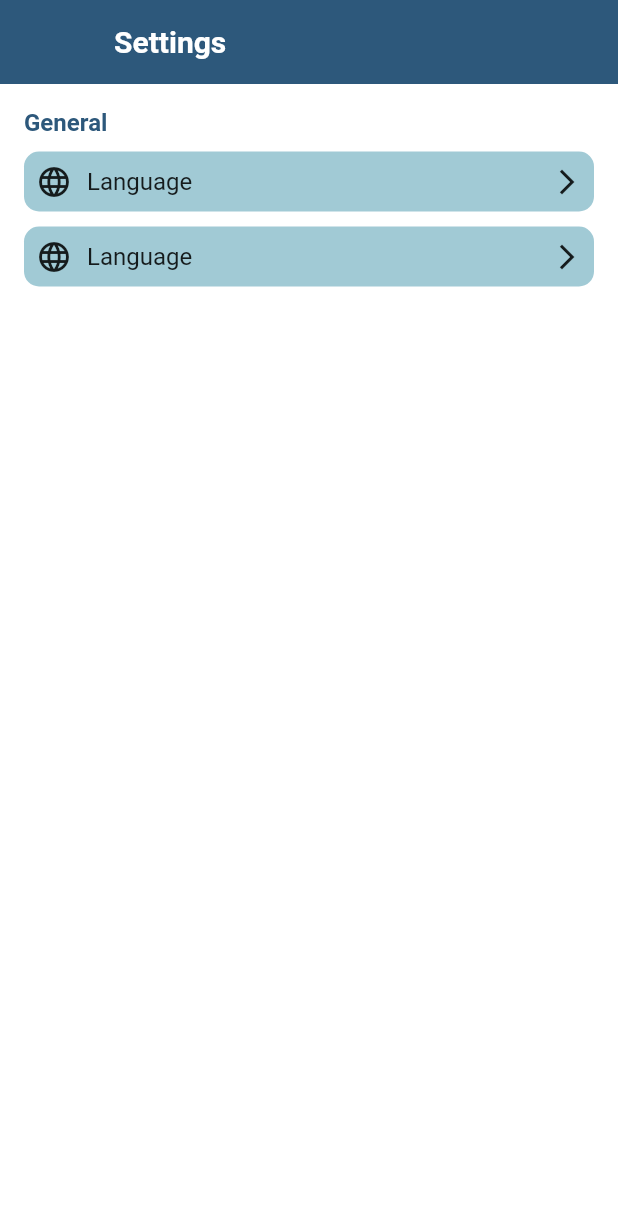
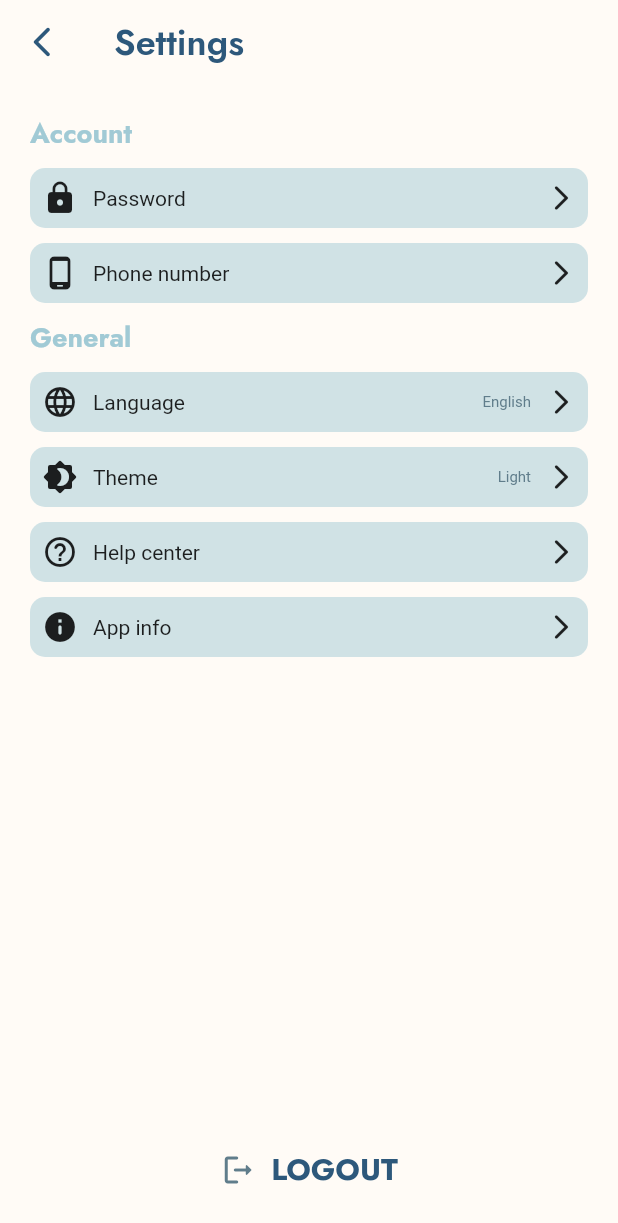
Before and after one commit to reem3liii/Graduation-Project, a Flutter app: the SettingScreen screen opened directly, on a phone screen of 412 x 824 dp. Shown: the top 1223 px of the screen. Run offline on Flutter 3.47's test engine with Material 2 defaults, Android fonts, the phone set to English and light mode, and no system bars; our stand-ins replace google_fonts, hexcolor, smooth_page_indicator.

Commit message:
complete setting screen

```diff
--- a/lib/modules/setting_screen.dart
+++ b/lib/modules/setting_screen.dart
@@ -1,5 +1,6 @@
 import 'package:flutter/material.dart';
 import 'package:flutter/services.dart';
+import 'package:saas/shared/components/components.dart';
 import 'package:saas/shared/styles/colors.dart';
 
 class SettingScreen extends StatelessWidget {
@@ -8,94 +9,64 @@ class SettingScreen extends StatelessWidget {
   Widget build(BuildContext context) {
     return Scaffold(
       appBar: AppBar(
-        title: const Text(
+        title: Text(
           'Settings',
-          style: TextStyle(
-            color: Colors.white,
-          ),
+          style: titleStyle(
+              color: defaultColor, size: 24, weight: FontWeight.w600),
         ),
-        backgroundColor: defaultColor,
+        leading: IconButton(
+          icon: defaultBackArrow(),
+          onPressed: () {},
+        ),
+        backgroundColor: defaultBeigeColor,
         systemOverlayStyle: SystemUiOverlayStyle(
-          statusBarColor: defaultColor,
-          statusBarIconBrightness: Brightness.light,
+          statusBarColor: defaultBeigeColor,
+          statusBarIconBrightness: Brightness.dark,
         ),
       ),
-      body: Padding(
-        padding: const EdgeInsets.all(16.0),
-        child: Column(
-          crossAxisAlignment: CrossAxisAlignment.start,
-          children: [
-            Text(
-              'General',
-              style: TextStyle(
-                color: defaultColor,
-                fontSize: 16,
-                fontWeight: FontWeight.bold,
-              ),
-            ),
-            const SizedBox(
-              height: 10,
-            ),
-            Container(
-              decoration: BoxDecoration(
-                borderRadius: BorderRadiusDirectional.circular(10),
-                color: defaultLightColor,
-              ),
-              child: Padding(
-                padding: const EdgeInsets.all(8.0),
+      body: Container(
+        color: defaultBeigeColor,
+        child: Padding(
+          padding: const EdgeInsets.all(20.0),
+          child: Column(
+            crossAxisAlignment: CrossAxisAlignment.start,
+            children: [
+              settingSectionName('Account'),
+              heightSpace(),
+              settingItem(const Icon(Icons.lock), 'Password'),
+              heightSpace(),
+              settingItem(
+                  const Icon(Icons.phone_android_rounded), 'Phone number'),
+              heightSpace(),
+              settingSectionName('General'),
+              heightSpace(),
+              settingItem(const Icon(Icons.language_rounded), 'Language',
+                  current: 'English'),
+              heightSpace(),
+              settingItem(const Icon(Icons.brightness_4_rounded), 'Theme',
+                  current: 'Light'),
+              heightSpace(),
+              settingItem(
+                  const Icon(Icons.help_outline_rounded), 'Help center'),
+              heightSpace(),
+              settingItem(const Icon(Icons.info_rounded), 'App info'),
+              const Spacer(),
+              TextButton(
+                onPressed: () {},
                 child: Row(
+                  mainAxisAlignment: MainAxisAlignment.center,
                   children: [
-                    const Icon(Icons.language),
-                    const SizedBox(
-                      width: 10,
-                    ),
+                    const Icon(Icons.logout_rounded),
+                    widthSpace(),
                     Text(
-                      'Language',
-                      style: TextStyle(
-                        fontSize: 16,
-                      ),
-                    ),
-                    Spacer(),
-                    Icon(
-                      Icons.arrow_forward_ios,
-                      size: 20,
+                      'LOGOUT',
+                      style: titleStyle(size: 20, color: defaultColor),
                     ),
                   ],
                 ),
               ),
-            ),
-            const SizedBox(
-              height: 10,
-            ),
-            Container(
-              decoration: BoxDecoration(
-                borderRadius: BorderRadiusDirectional.circular(10),
-                color: defaultLightColor,
-              ),
-              child: Padding(
-                padding: const EdgeInsets.all(8.0),
-                child: Row(
-                  children: [
-                    const Icon(Icons.language),
-                    const SizedBox(
-                      width: 10,
-                    ),
-                    Text(
-                      'Language',
-                      style: TextStyle(
-                        fontSize: 16,
-                      ),
-                    ),
-                    Spacer(),
-                    Icon(
-                      Icons.arrow_forward_ios,
-                      size: 20,
-                    ),
-                  ],
-                ),
-              ),
-            ),
-          ],
+            ],
+          ),
         ),
       ),
     );
--- a/lib/shared/components/components.dart
+++ b/lib/shared/components/components.dart
@@ -1,6 +1,7 @@
 import 'package:flutter/material.dart';
 import 'package:google_fonts/google_fonts.dart';
 import 'package:hexcolor/hexcolor.dart';
+import 'package:saas/shared/styles/colors.dart';
 
 void navigateTo(context, widget) => Navigator.push(
       context,
@@ -17,21 +18,27 @@ void navigateToThenRemove(context, widget) => Navigator.pushAndRemoveUntil(
       (route) => false,
     );
 
-TextStyle titleStyle() => GoogleFonts.jost(
-  textStyle: const TextStyle(
-    fontSize: 30,
-    fontWeight: FontWeight.bold,
+TextStyle titleStyle(
+        {color = Colors.black, double size = 30, weight = FontWeight.bold}) =>
+    GoogleFonts.jost(
+      textStyle: TextStyle(
+        fontSize: size,
+        fontWeight: weight,
+        color: color,
       ),
     );
 
-TextStyle bodyStyle() => GoogleFonts.abel(
-  textStyle: const TextStyle(
-    fontSize: 20,
-    fontWeight: FontWeight.bold,
+TextStyle bodyStyle(
+        {color = Colors.black, size = 20.0, weight = FontWeight.bold}) =>
+    GoogleFonts.abel(
+      textStyle: TextStyle(
+        fontSize: size,
+        fontWeight: weight,
+        color: color,
       ),
     );
 
-Widget defaultTextField ({
+Widget defaultTextField({
   required TextEditingController textEditingController,
   required TextInputType textInputType,
   required String hintText,
@@ -41,7 +48,8 @@ Widget defaultTextField ({
   suffixIcon,
   suffixPressed,
   onTapFunction,
-}) => TextFormField(
+}) =>
+    TextFormField(
       controller: textEditingController,
       keyboardType: textInputType,
       obscureText: isPassword,
@@ -50,13 +58,24 @@ Widget defaultTextField ({
       decoration: InputDecoration(
         filled: true,
         hintText: hintText,
-    prefixIcon: Icon(preIcon,),
-    suffixIcon: suffixIcon != null? IconButton(icon: Icon(suffixIcon),onPressed: suffixPressed,) : null,
+        prefixIcon: Icon(
+          preIcon,
+        ),
+        suffixIcon: suffixIcon != null
+            ? IconButton(
+                icon: Icon(suffixIcon),
+                onPressed: suffixPressed,
+              )
+            : null,
         border: const OutlineInputBorder(
-      borderRadius: BorderRadius.all(Radius.circular(15),),
+          borderRadius: BorderRadius.all(
+            Radius.circular(15),
+          ),
         ),
         enabledBorder: const OutlineInputBorder(
-      borderRadius: BorderRadius.all(Radius.circular(15),),
+          borderRadius: BorderRadius.all(
+            Radius.circular(15),
+          ),
           borderSide: BorderSide.none,
         ),
       ),
@@ -68,13 +87,14 @@ Widget defaultButton({
   Color textColor = Colors.white,
   required function,
   required String text,
-}) => Container(
+}) =>
+    Container(
       decoration: BoxDecoration(
         borderRadius: BorderRadiusDirectional.circular(30.0),
-    boxShadow:const [
+        boxShadow: const [
           BoxShadow(
             blurRadius: 5,
-        offset: Offset(1,3),
+            offset: Offset(1, 3),
             color: Colors.grey,
           ),
         ],
@@ -84,7 +104,68 @@ Widget defaultButton({
       clipBehavior: Clip.antiAliasWithSaveLayer,
       child: MaterialButton(
         onPressed: function,
-    child: Text(text, style: TextStyle(color: textColor,fontSize: 17),),
+        child: Text(
+          text,
+          style: TextStyle(color: textColor, fontSize: 17),
+        ),
         color: HexColor('064B68'),
       ),
     );
+
+Widget defaultBackArrow() => const Icon(Icons.arrow_back_ios_new_rounded);
+
+Widget defaultForwardArrow() => const Icon(
+      Icons.arrow_forward_ios_rounded,
+      size: 20,
+    );
+
+Widget settingSectionName(name) => Text(
+      name,
+      style: titleStyle(color: defaultLightColor, size: 18),
+    );
+
+Widget settingItem(icon, title, {current = ''}) => InkWell(
+      onTap: () {},
+      child: Container(
+        decoration: BoxDecoration(
+          borderRadius: BorderRadiusDirectional.circular(10),
+          color: defaultLightColor.withOpacity(0.5),
+        ),
+        child: Padding(
+          padding: const EdgeInsets.all(8.0),
+          child: Row(
+            children: [
+              icon,
+              widthSpace(),
+              Text(
+                title,
+                style: const TextStyle(
+                  fontSize: 14,
+
+                  fontWeight: FontWeight.w400,
+
+                  //color: Colors.blueGrey,
+                ),
+              ),
+              const Spacer(),
+              Text(
+                current,
+                style: const TextStyle(
+                  fontSize: 10,
+                  color: Colors.blueGrey,
+                ),
+              ),
+              widthSpace(),
+              defaultForwardArrow(),
+            ],
+          ),
+        ),
+      ),
+    );
+
+Widget heightSpace() => const SizedBox(
+      height: 10,
+    );
+Widget widthSpace() => const SizedBox(
+      width: 10,
+    );
```
Also changed, not shown: lib/shared/styles/colors.dart (line endings or trailing spaces). Lines whose indentation alone changed are shown as unchanged.
